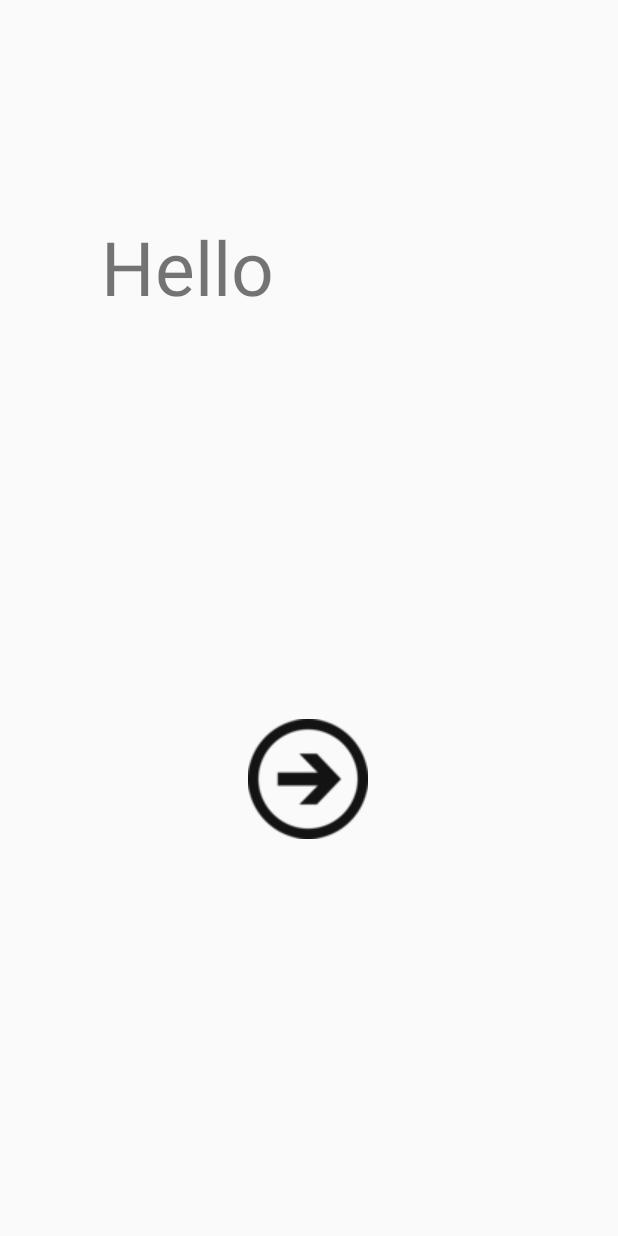
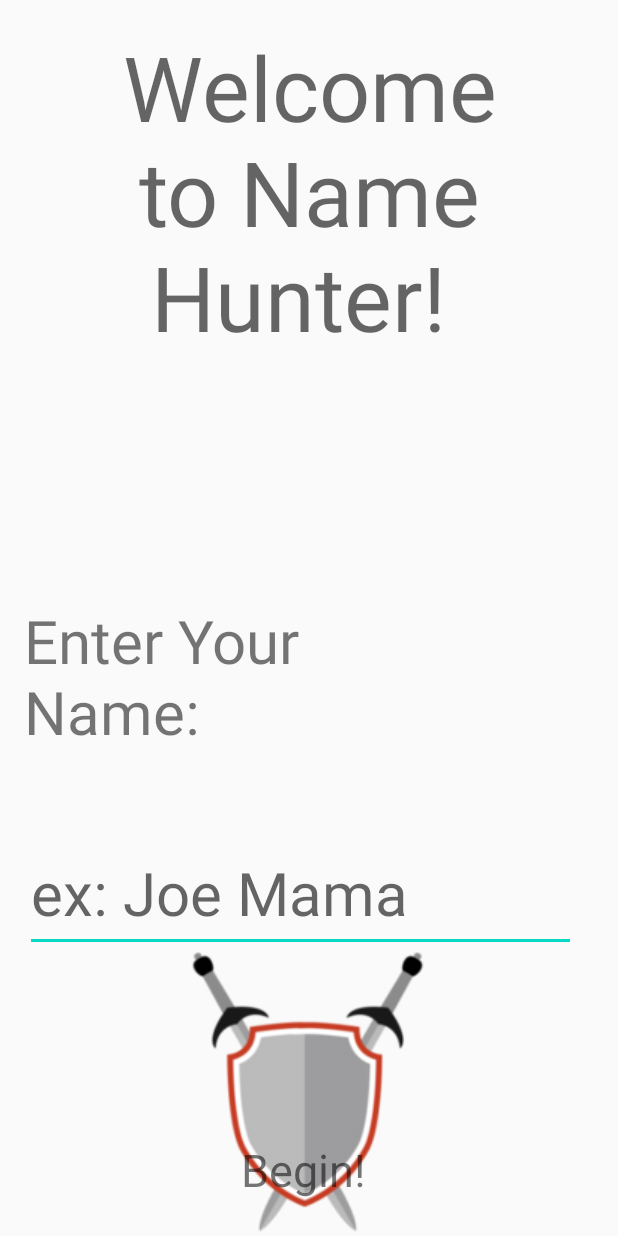
Before and after one commit to CalebBrown2424/UserInput, an Android app: the screen it shows after launch (MainActivity), on a phone screen of 412 x 824 dp. Run offline under Robolectric (Android 15) with nearby library versions, the phone set to English and light mode, and no system bars.

Commit message:
Added more features, user input, second activity page(warning: it is faulty) next activity button

```diff
--- a/app/src/main/AndroidManifest.xml
+++ b/app/src/main/AndroidManifest.xml
@@ -5,6 +5,7 @@
     <application
         android:allowBackup="true"
         android:icon="@mipmap/ic_launcher"
+        android:screenOrientation="portrait"
         android:label="@string/app_name"
         android:roundIcon="@mipmap/ic_launcher_round"
         android:supportsRtl="true"
--- a/app/src/main/java/com/example/userinput/MainActivity.java
+++ b/app/src/main/java/com/example/userinput/MainActivity.java
@@ -6,22 +6,31 @@ import android.content.Intent;
 import android.os.Bundle;
 import android.view.View;
 import android.widget.Button;
+import android.widget.EditText;
 import android.widget.ImageButton;
 
 public class MainActivity extends AppCompatActivity {
-
+EditText editText;
     @Override
     protected void onCreate(Bundle savedInstanceState) {
         super.onCreate(savedInstanceState);
         setContentView(R.layout.activity_main);
         configureNextButton();
+        editText = (EditText) findViewById(R.id.editTextTextPersonName);
+
     }
+
         private void configureNextButton()
         {
         ImageButton button = (ImageButton) findViewById(R.id.imageButton1);
         button.setOnClickListener(new View.OnClickListener() {
             @Override
             public void onClick(View view) {
+
+                String data = editText.getText().toString();
+                Intent intent = new Intent(MainActivity.this, MainActivity2.class);
+                intent.putExtra("data", data);
+                startActivity(intent);
                 startActivity(new Intent(MainActivity.this, MainActivity2.class));
             }
         });
--- a/app/src/main/java/com/example/userinput/MainActivity2.java
+++ b/app/src/main/java/com/example/userinput/MainActivity2.java
@@ -2,18 +2,49 @@ package com.example.userinput;
 
 import androidx.appcompat.app.AppCompatActivity;
 
+import android.content.Intent;
 import android.os.Bundle;
 import android.view.View;
 import android.widget.Button;
 import android.widget.ImageButton;
+import android.widget.TextView;
 
-public class MainActivity2 extends AppCompatActivity {
-
+public class MainActivity2 extends AppCompatActivity   {
+    TextView textElement;
+    Bundle bundle;
     @Override
     protected void onCreate(Bundle savedInstanceState) {
         super.onCreate(savedInstanceState);
         setContentView(R.layout.activity_main2);
         configureNextButton();
+        changeText();
+
+//String value2;
+
+
+    }
+
+    public void changeText()
+    {
+        TextView textElement1 = (TextView) findViewById(R.id.textView4);
+        bundle = getIntent().getExtras();
+
+        if(bundle.getString("data") == null)
+        {
+            finish();
+        }
+
+            String value2 = bundle.getString("data");
+
+        if(value2.contains(" "))
+        {
+            String value3 = value2.replaceAll(" ", "");
+            textElement1.setText("Hello " + value3);
+        }
+        else {
+            textElement1.setText("Hello " + value2);
+
+        };
     }
     private void configureNextButton()
     {
--- a/app/src/main/res/layout/activity_main.xml
+++ b/app/src/main/res/layout/activity_main.xml
@@ -8,32 +8,78 @@
 
     <ImageButton
         android:id="@+id/imageButton1"
-        android:layout_width="wrap_content"
-        android:layout_height="wrap_content"
-        android:layout_marginTop="479dp"
-        android:layout_marginBottom="172dp"
+        android:layout_width="198dp"
+        android:layout_height="189dp"
         android:background="@android:color/transparent"
-        tools:ignore="ContentDescription"
+        android:hapticFeedbackEnabled="true"
         app:layout_constraintBottom_toBottomOf="parent"
         app:layout_constraintEnd_toEndOf="parent"
-        app:layout_constraintHorizontal_bias="0.498"
         app:layout_constraintStart_toStartOf="parent"
         app:layout_constraintTop_toTopOf="parent"
-        app:layout_constraintVertical_bias="0.0"
-        app:srcCompat="@drawable/webp_net_resizeimage__2_" />
+        app:layout_constraintVertical_bias="1.0"
+        app:srcCompat="@drawable/namehunterbackground"
+        tools:ignore="ContentDescription" />
 
     <TextView
         android:id="@+id/textView"
-        android:layout_width="218dp"
-        android:layout_height="202dp"
-        android:layout_marginStart="67dp"
-        android:layout_marginTop="144dp"
-        android:layout_marginEnd="127dp"
-        android:layout_marginBottom="133dp"
-        android:text="Hello"
-        android:textSize="50sp"
+        android:layout_width="280dp"
+        android:layout_height="116dp"
+        android:layout_marginStart="16dp"
+        android:text="@string/mainText"
+        android:textSize="40sp"
+        app:layout_constraintBottom_toBottomOf="parent"
+        app:layout_constraintEnd_toStartOf="@+id/editTextTextPersonName"
+        app:layout_constraintHorizontal_bias="0.0"
+        app:layout_constraintStart_toStartOf="parent"
+        app:layout_constraintTop_toTopOf="parent"
+        app:layout_constraintVertical_bias="0.565" />
+
+    <EditText
+        android:id="@+id/editTextTextPersonName"
+        android:layout_width="367dp"
+        android:layout_height="78dp"
+        android:layout_marginStart="16dp"
+        android:layout_marginEnd="28dp"
+        android:ems="10"
+        android:hint="@string/joemama"
+        android:inputType="textPersonName"
+        android:textSize="40sp"
         app:layout_constraintBottom_toTopOf="@+id/imageButton1"
         app:layout_constraintEnd_toEndOf="parent"
+        app:layout_constraintHorizontal_bias="1.0"
         app:layout_constraintStart_toStartOf="parent"
-        app:layout_constraintTop_toTopOf="parent" />
+        app:layout_constraintTop_toBottomOf="@+id/textView"
+        app:layout_constraintVertical_bias="1.0" />
+
+    <TextView
+        android:id="@+id/textView2"
+        android:layout_width="301dp"
+        android:layout_height="223dp"
+        android:layout_marginTop="16dp"
+        android:gravity="center"
+        android:text="@string/welcome"
+        android:textAppearance="@style/TextAppearance.AppCompat.Medium"
+        android:textSize="60sp"
+        app:layout_constraintBottom_toTopOf="@+id/textView"
+        app:layout_constraintEnd_toEndOf="parent"
+        app:layout_constraintStart_toStartOf="parent"
+        app:layout_constraintTop_toTopOf="parent"
+        app:layout_constraintVertical_bias="0.0" />
+
+    <TextView
+        android:id="@+id/textView3"
+        android:layout_width="207dp"
+        android:layout_height="129dp"
+        android:layout_marginStart="53dp"
+        android:layout_marginTop="7dp"
+        android:layout_marginEnd="44dp"
+        android:text="@string/begin"
+        android:textSize="30sp"
+        app:layout_constraintBottom_toBottomOf="parent"
+        app:layout_constraintEnd_toEndOf="parent"
+        app:layout_constraintHorizontal_bias="1.0"
+        app:layout_constraintStart_toEndOf="@+id/imageButton1"
+        app:layout_constraintTop_toBottomOf="@+id/imageButton1"
+        app:layout_constraintVertical_bias="0.933" />
+
 </androidx.constraintlayout.widget.ConstraintLayout>
--- a/app/src/main/res/layout/activity_main2.xml
+++ b/app/src/main/res/layout/activity_main2.xml
@@ -15,4 +15,17 @@
         tools:ignore="ContentDescription"
         tools:layout_editor_absoluteX="1dp"
         tools:layout_editor_absoluteY="56dp" />
+
+    <TextView
+        android:id="@+id/textView4"
+        android:layout_width="294dp"
+        android:layout_height="287dp"
+        android:text="@string/nextText"
+        android:textSize="50sp"
+        app:layout_constraintBottom_toBottomOf="parent"
+        app:layout_constraintEnd_toEndOf="parent"
+        app:layout_constraintHorizontal_bias="0.495"
+        app:layout_constraintStart_toStartOf="parent"
+        app:layout_constraintTop_toTopOf="parent"
+        app:layout_constraintVertical_bias="0.472" />
 </androidx.constraintlayout.widget.ConstraintLayout>
--- a/app/src/main/res/values/strings.xml
+++ b/app/src/main/res/values/strings.xml
@@ -3,4 +3,10 @@
     <string name="entername">"Enter Name: "</string>
     <string name="back">Back</string>
     <string name="nextScreen">Next Screen</string>
+    <string name="entryText" />
+    <string name="mainText">Enter Your Name:</string>
+    <string name="welcome">"Welcome to Name Hunter! "</string>
+    <string name="joemama">ex: Joe Mama</string>
+    <string name="begin">Begin!</string>
+    <string name="nextText">Hello</string>
 </resources>
```
Also changed, not shown: app/src/main/res/drawable/namehunterbackground.png (added), app/src/main/res/drawable/nbnamehunter.png (added).
